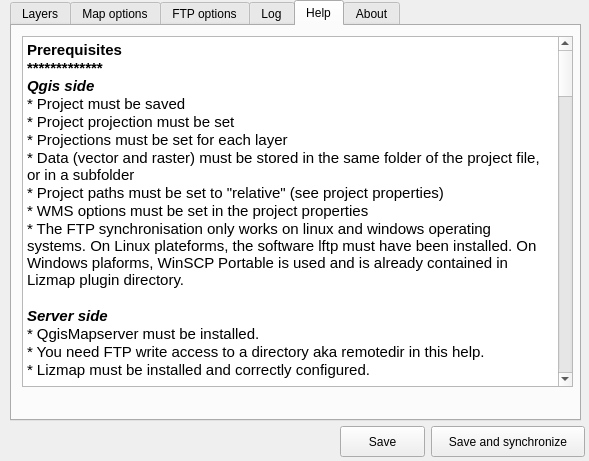
Above: ui_lizmap.ui from 3liz/lizmap-plugin before the change. Below: the same form after it.
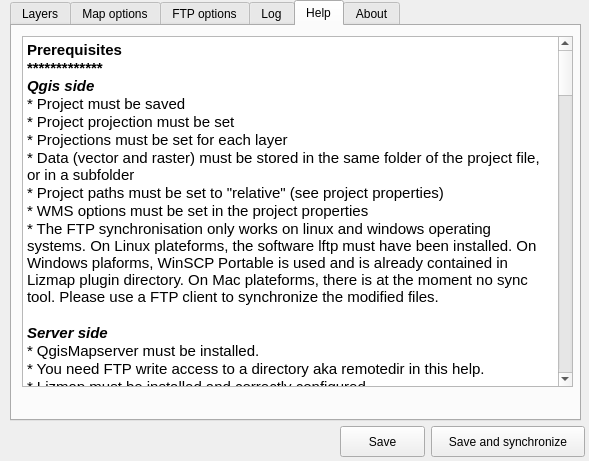
That is the form after the change. The open tabs and pages were chosen to show the change.

The edit to the form file:
```diff
--- a/ui_lizmap.ui
+++ b/ui_lizmap.ui
@@ -687,7 +687,7 @@
 &lt;p style=&quot; margin-top:0px; margin-bottom:0px; margin-left:0px; margin-right:0px; -qt-block-indent:0; text-indent:0px;&quot;&gt;* Data (vector and raster) must be stored in the same folder of the project file, or in a subfolder&lt;/p&gt;
 &lt;p style=&quot; margin-top:0px; margin-bottom:0px; margin-left:0px; margin-right:0px; -qt-block-indent:0; text-indent:0px;&quot;&gt;* Project paths must be set to &amp;quot;relative&amp;quot; (see project properties)&lt;/p&gt;
 &lt;p style=&quot; margin-top:0px; margin-bottom:0px; margin-left:0px; margin-right:0px; -qt-block-indent:0; text-indent:0px;&quot;&gt;* WMS options must be set in the project properties&lt;/p&gt;
-&lt;p style=&quot; margin-top:0px; margin-bottom:0px; margin-left:0px; margin-right:0px; -qt-block-indent:0; text-indent:0px;&quot;&gt;* The FTP synchronisation only works on linux and windows operating systems. On Linux plateforms, the software lftp must have been installed. On Windows plaforms, WinSCP Portable is used and is already contained in Lizmap plugin directory.&lt;/p&gt;
+&lt;p style=&quot; margin-top:0px; margin-bottom:0px; margin-left:0px; margin-right:0px; -qt-block-indent:0; text-indent:0px;&quot;&gt;* The FTP synchronisation only works on linux and windows operating systems. On Linux plateforms, the software lftp must have been installed. On Windows plaforms, WinSCP Portable is used and is already contained in Lizmap plugin directory. On Mac plateforms, there is at the moment no sync tool. Please use a FTP client to synchronize the modified files.&lt;/p&gt;
 &lt;p style=&quot;-qt-paragraph-type:empty; margin-top:0px; margin-bottom:0px; margin-left:0px; margin-right:0px; -qt-block-indent:0; text-indent:0px;&quot;&gt;&lt;/p&gt;
 &lt;p style=&quot; margin-top:0px; margin-bottom:0px; margin-left:0px; margin-right:0px; -qt-block-indent:0; text-indent:0px;&quot;&gt;&lt;span style=&quot; font-weight:600; font-style:italic;&quot;&gt;Server side&lt;/span&gt;&lt;/p&gt;
 &lt;p style=&quot; margin-top:0px; margin-bottom:0px; margin-left:0px; margin-right:0px; -qt-block-indent:0; text-indent:0px;&quot;&gt;* QgisMapserver must be installed.&lt;/p&gt;
@@ -733,7 +733,8 @@
 &lt;p style=&quot;-qt-paragraph-type:empty; margin-top:0px; margin-bottom:0px; margin-left:0px; margin-right:0px; -qt-block-indent:0; text-indent:0px;&quot;&gt;&lt;/p&gt;
 &lt;p style=&quot; margin-top:0px; margin-bottom:0px; margin-left:0px; margin-right:0px; -qt-block-indent:0; text-indent:0px;&quot;&gt;* &lt;span style=&quot; font-weight:600; font-style:italic;&quot;&gt;Scales&lt;/span&gt; : You can overwrite the 3 previous options (min and max scale, zoom level number) by entering a list of scales you want to display in Lizmap map. The scales must be separated by commas &amp;quot;,&amp;quot;. E.g. &amp;quot;1000000, 500000, 200000&amp;quot;.&lt;/p&gt;
 &lt;p style=&quot;-qt-paragraph-type:empty; margin-top:0px; margin-bottom:0px; margin-left:0px; margin-right:0px; -qt-block-indent:0; text-indent:0px;&quot;&gt;&lt;/p&gt;
-&lt;p style=&quot; margin-top:0px; margin-bottom:0px; margin-left:0px; margin-right:0px; -qt-block-indent:0; text-indent:0px;&quot;&gt;* &lt;span style=&quot; font-weight:600; font-style:italic;&quot;&gt;Public baselayers&lt;/span&gt; : You can add OpenStreetMap &amp;quot;Mapnik&amp;quot; or &amp;quot;Mapquest&amp;quot; layers as baselayers for your project by checking the corresponding box. Choosing this will have the following consequences :&lt;/p&gt;
+&lt;p style=&quot; margin-top:0px; margin-bottom:0px; margin-left:0px; margin-right:0px; -qt-block-indent:0; text-indent:0px;&quot;&gt;* &lt;span style=&quot; font-weight:600; font-style:italic;&quot;&gt;Public baselayers&lt;/span&gt; : If you have no layers well suited to play the role of base layers, you can add external baselayers. At the moment, only OpenStreetmap and Google layers are supported. Just check the corresponding boxes to add these layers. (if your choose Google Layers, you can optionnaly add your Google Key).&lt;/p&gt;
+&lt;p style=&quot; margin-top:0px; margin-bottom:0px; margin-left:0px; margin-right:0px; -qt-block-indent:0; text-indent:0px;&quot;&gt;This action will have the following consequences :&lt;/p&gt;
 &lt;p style=&quot; margin-top:0px; margin-bottom:0px; margin-left:0px; margin-right:0px; -qt-block-indent:0; text-indent:0px;&quot;&gt; - the previous scale related options will be overwritten by the web application to fit the default scales used by OSM or Mapquest servers. Make sure the symbology chosen for you layers takes it into account.&lt;/p&gt;
 &lt;p style=&quot; margin-top:0px; margin-bottom:0px; margin-left:0px; margin-right:0px; -qt-block-indent:0; text-indent:0px;&quot;&gt;- the lizmap web client will ask Qgis Server to reproject all you data into Google Mercator. To allow this, you will need to add &amp;quot;EPSG:900913&amp;quot; in the &amp;quot;Coordinate System Restrictions&amp;quot; area of the &amp;quot;WMS Server&amp;quot; tab in the &amp;quot;Project Properties&amp;quot; dialog.&lt;/p&gt;
 &lt;p style=&quot;-qt-paragraph-type:empty; margin-top:0px; margin-bottom:0px; margin-left:0px; margin-right:0px; -qt-block-indent:0; text-indent:0px;&quot;&gt;&lt;/p&gt;
@@ -800,6 +801,13 @@
 &lt;p style=&quot;-qt-paragraph-type:empty; margin-top:0px; margin-bottom:0px; margin-left:0px; margin-right:0px; -qt-block-indent:0; text-indent:0px;&quot;&gt;&lt;/p&gt;
 &lt;p style=&quot; margin-top:0px; margin-bottom:0px; margin-left:0px; margin-right:0px; -qt-block-indent:0; text-indent:0px;&quot;&gt;Things to consider :&lt;/p&gt;
 &lt;p style=&quot;-qt-paragraph-type:empty; margin-top:0px; margin-bottom:0px; margin-left:0px; margin-right:0px; -qt-block-indent:0; text-indent:0px;&quot;&gt;&lt;/p&gt;
+&lt;p style=&quot; margin-top:0px; margin-bottom:0px; margin-left:0px; margin-right:0px; -qt-block-indent:0; text-indent:0px;&quot;&gt;* &lt;span style=&quot; font-weight:600;&quot;&gt;Layers naming conventions&lt;/span&gt;&lt;/p&gt;
+&lt;p style=&quot; margin-top:0px; margin-bottom:0px; margin-left:0px; margin-right:0px; -qt-block-indent:0; text-indent:0px;&quot;&gt;All the group and layers defined in Qgis Layer Tree must follow the following rules :&lt;/p&gt;
+&lt;p style=&quot; margin-top:0px; margin-bottom:0px; margin-left:0px; margin-right:0px; -qt-block-indent:0; text-indent:0px;&quot;&gt;- no accentuated characters&lt;/p&gt;
+&lt;p style=&quot; margin-top:0px; margin-bottom:0px; margin-left:0px; margin-right:0px; -qt-block-indent:0; text-indent:0px;&quot;&gt;- no special chars&lt;/p&gt;
+&lt;p style=&quot; margin-top:0px; margin-bottom:0px; margin-left:0px; margin-right:0px; -qt-block-indent:0; text-indent:0px;&quot;&gt;- no space&lt;/p&gt;
+&lt;p style=&quot; margin-top:0px; margin-bottom:0px; margin-left:0px; margin-right:0px; -qt-block-indent:0; text-indent:0px;&quot;&gt;You will be able to change how the layer is nammed in Lizmap Web Application by editing the &amp;quot;title&amp;quot; field in the &amp;quot;Layers&amp;quot; tab of Lizmap plugin.&lt;/p&gt;
+&lt;p style=&quot;-qt-paragraph-type:empty; margin-top:0px; margin-bottom:0px; margin-left:0px; margin-right:0px; -qt-block-indent:0; text-indent:0px;&quot;&gt;&lt;/p&gt;
 &lt;p style=&quot; margin-top:0px; margin-bottom:0px; margin-left:0px; margin-right:0px; -qt-block-indent:0; text-indent:0px;&quot;&gt;* &lt;span style=&quot; font-weight:600; font-style:italic;&quot;&gt;Configuration backup&lt;/span&gt; :&lt;/p&gt;
 &lt;p style=&quot; margin-top:0px; margin-bottom:0px; margin-left:0px; margin-right:0px; -qt-block-indent:0; text-indent:0px;&quot;&gt;The layers, map and ftp options are saved each time &amp;quot;Save&amp;quot; or &amp;quot;Save and synchronize&amp;quot; are launched :&lt;/p&gt;
 &lt;p style=&quot;-qt-paragraph-type:empty; margin-top:0px; margin-bottom:0px; margin-left:0px; margin-right:0px; -qt-block-indent:0; text-indent:0px;&quot;&gt;&lt;/p&gt;
```
Left out of the diff: 8 changed lines with no effect on the pictures.
